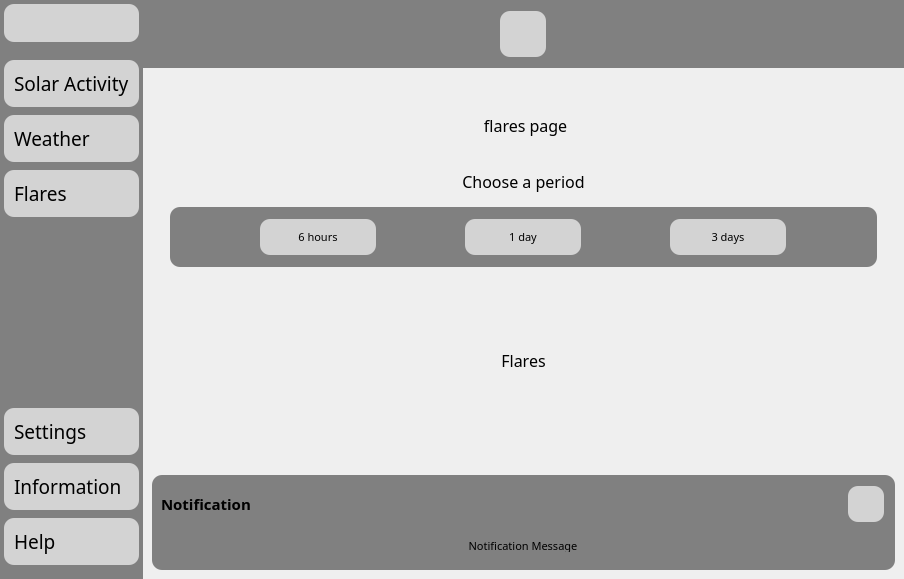
Before: the Qt Designer form solarinterface.ui in however-vkt/Solar-Aurora, drawn with Qt 5.
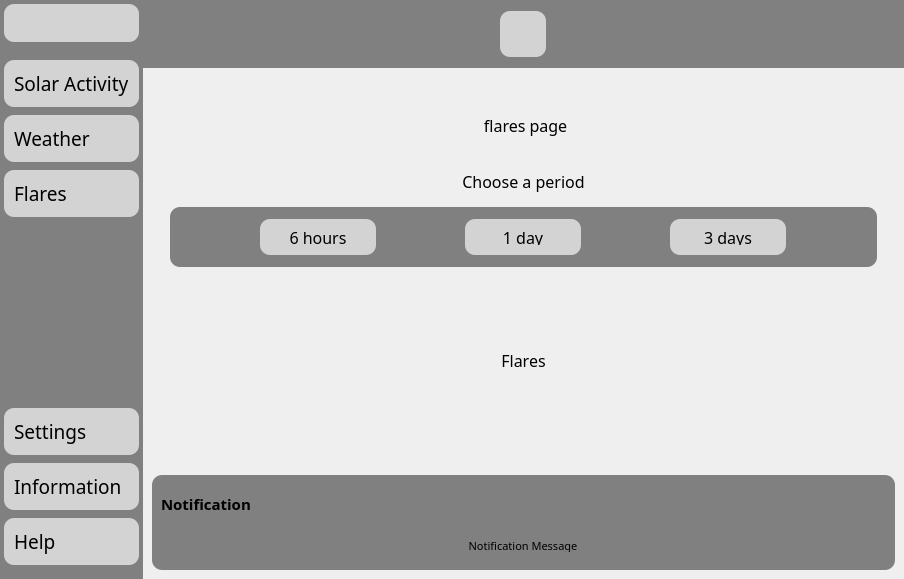
After: the same form once the commit is applied. The open tabs and pages were chosen to show the change. Icons and pictures are not drawn. Custom widgets are drawn as their Qt base class.

Commit message: need: plots, server status (graphical), info,settings,help - fill content, get notification

```diff
--- a/solarinterface.ui
+++ b/solarinterface.ui
@@ -38,6 +38,9 @@
 	padding: 10px 10px;
 	background-color: #D3D3D3;
 }
+#closeNotificationBtn{
+	background-color: grey;
+}
 #frame_4, #frame_5, #frame_6, #popupNotificationSubContainer
 {
 	background-color: grey;
@@ -1168,7 +1171,6 @@
                       <property name="font">
                        <font>
                         <family>8BIT WONDER(RUS BY LYAJKA)</family>
-                        <pointsize>8</pointsize>
                        </font>
                       </property>
                       <property name="text">
@@ -1187,7 +1189,6 @@
                       <property name="font">
                        <font>
                         <family>8BIT WONDER(RUS BY LYAJKA)</family>
-                        <pointsize>8</pointsize>
                        </font>
                       </property>
                       <property name="text">
@@ -1206,7 +1207,6 @@
                       <property name="font">
                        <font>
                         <family>8BIT WONDER(RUS BY LYAJKA)</family>
-                        <pointsize>8</pointsize>
                        </font>
                       </property>
                       <property name="text">
```
The commit also changes 2 other files.
